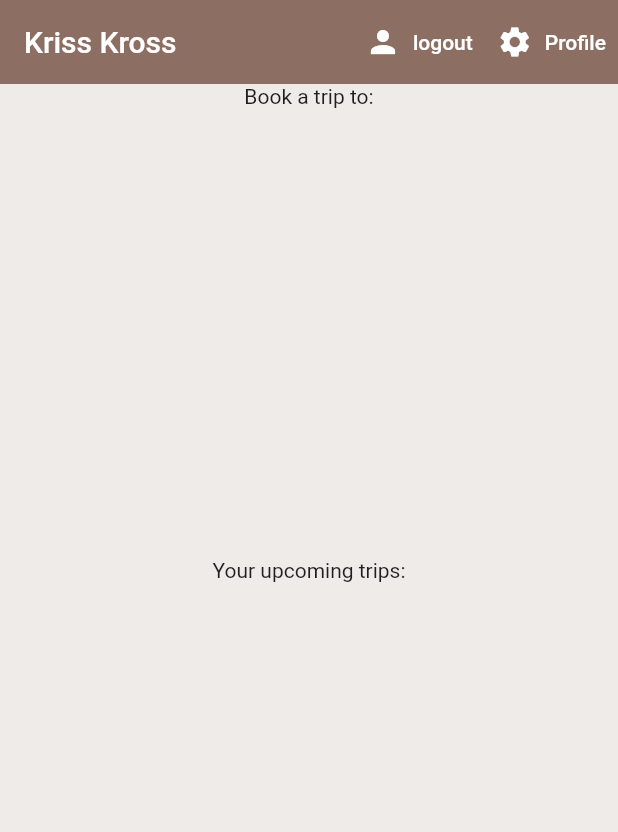
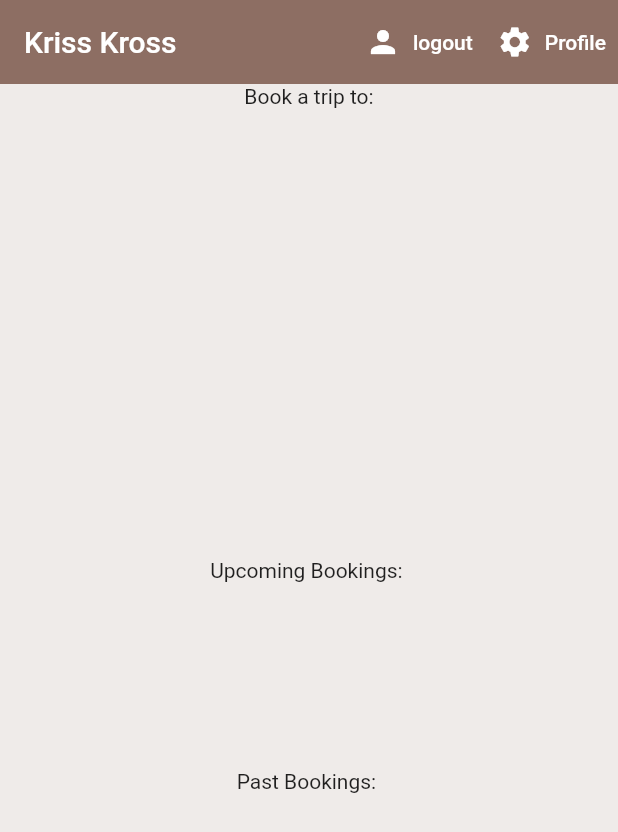
Before and after one commit to evanrex/kriss_kross_vs, a Flutter app: the screen it shows once a user with an empty profile is signed in, on a phone screen of 412 x 824 dp. Shown: the top 832 px of the screen. Run offline on Flutter 3.47's test engine with Material 2 defaults, Android fonts, the phone set to English and light mode, and no system bars; our stand-ins replace cloud_firestore, firebase_auth, flutter_spinkit; accounts and stored records are empty.

Commit message:
View Bookings (User)
User's can now view their bookings on home page, grouped according to whether they are past or upcoming.

```diff
--- a/lib/screens/home/bookings_list.dart
+++ b/lib/screens/home/bookings_list.dart
@@ -17,21 +17,70 @@ class _BookingsListState extends State<BookingsList> {
     final user = Provider.of<User>(context);
 
     //final bookings = Provider.of<List<Booking>>(context) ?? [];
-    if (user.uid == null) {
-      print('uid null in bookings_list');
-    } else {
-      print(user.uid);
+
+    bool futureBooking(Booking booking) {
+      String selectedDate = booking.selectedDate.toString();
+      print('selectedDate: ' + selectedDate);
+      DateTime bookingDate = DateTime.parse(selectedDate);
+      print('bookingDate: ' + bookingDate.toString());
+      DateTime now = new DateTime.now();
+      print('now: ' + now.toString());
+
+      if (bookingDate.isBefore(now)) {
+        print('selected date is before now');
+        print('\n');
+        return false;
+      } else {
+        print('selected date is after now');
+        print('\n');
+        return true;
+      }
     }
+
+    DateTime now = new DateTime.now();
+
     return StreamBuilder<Object>(
         stream: DatabaseService(uid: user.uid).bookings,
         builder: (context, snapshot) {
           if (snapshot.hasData) {
             List<Booking> bookings = snapshot.data;
-            return ListView.builder(
-              itemCount: bookings.length,
-              itemBuilder: (conext, index) {
-                return BookingTile(booking: bookings[index]);
-              },
+            return Column(
+              children: [
+                Text('Upcoming Bookings: '),
+                SingleChildScrollView(
+                  // <-- wrap this around
+                  child: SizedBox(
+                    height: 125.0,
+                    child: ListView.builder(
+                      itemCount: bookings.length,
+                      itemBuilder: (context, index) {
+                        if (futureBooking(bookings[index])) {
+                          return BookingTile(booking: bookings[index]);
+                        } else {
+                          return SizedBox(height: 1.0);
+                        }
+                      },
+                    ),
+                  ),
+                ),
+                Text('Past Bookings: '),
+                SingleChildScrollView(
+                  // <-- wrap this around
+                  child: SizedBox(
+                    height: 125.0,
+                    child: ListView.builder(
+                      itemCount: bookings.length,
+                      itemBuilder: (context, index) {
+                        if (!futureBooking(bookings[index])) {
+                          return BookingTile(booking: bookings[index]);
+                        } else {
+                          return SizedBox(height: 1.0);
+                        }
+                      },
+                    ),
+                  ),
+                ),
+              ],
             );
           } else {
             return Loading();
--- a/lib/screens/home/home.dart
+++ b/lib/screens/home/home.dart
@@ -68,14 +68,7 @@ class Home extends StatelessWidget {
                   child: LocationList(),
                 ),
               ),
-              Text("Your upcoming trips:"),
-              SingleChildScrollView(
-                // <-- wrap this around
-                child: SizedBox(
-                  height: 300.0,
-                  child: BookingsList(),
-                ),
-              ),
+              BookingsList(),
             ],
           ),
         ));
--- a/lib/services/database.dart
+++ b/lib/services/database.dart
@@ -91,10 +91,6 @@ class DatabaseService {
   }
 
   Stream<List<Booking>> get bookings {
-    if (uid == null) {
-      print('null uid');
-    }
-
     return bookingsCollection
         .where('uid', isEqualTo: uid)
         .snapshots()
```
